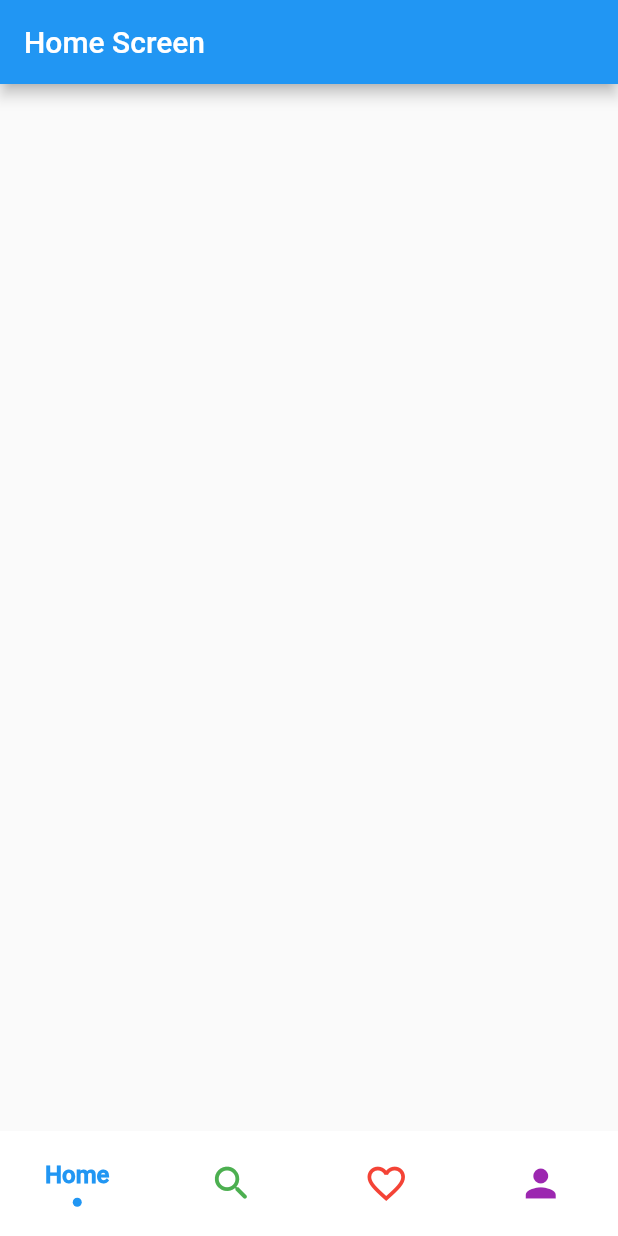
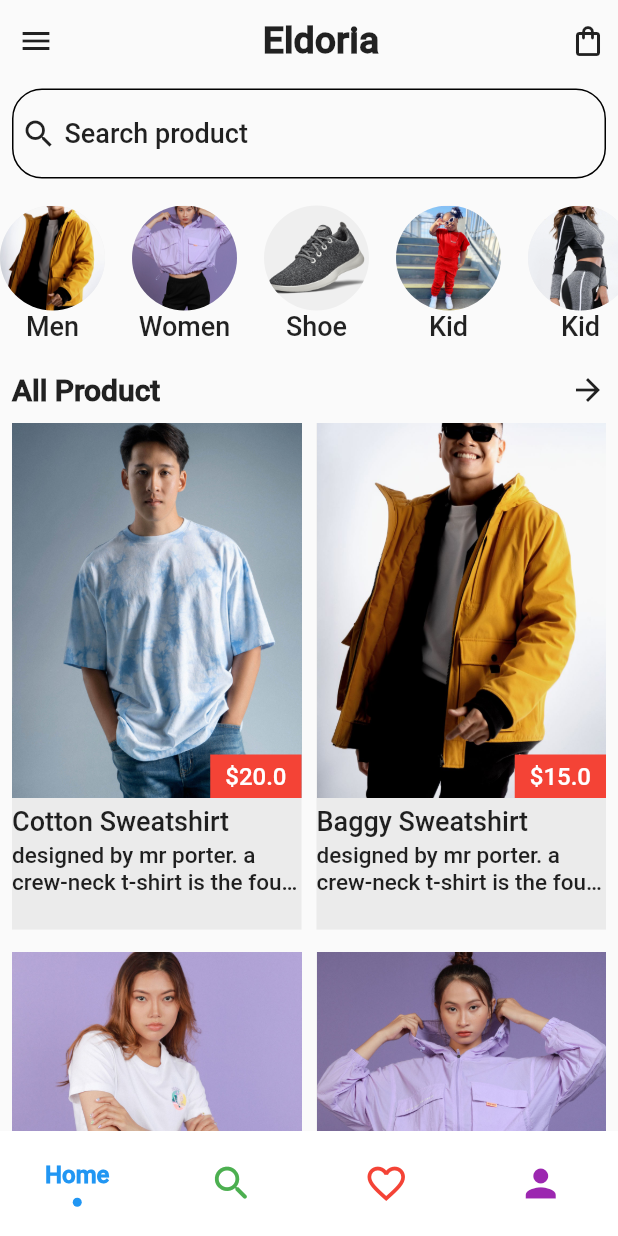
Before and after one commit to luonverak/Demo-Flutter-7-8, a Flutter app: the screen it shows after launch, on a phone screen of 412 x 824 dp. Run offline on Flutter 3.47's test engine with Material 2 defaults, Android fonts, the phone set to English and light mode, and no system bars; drawn by our look-alikes of sliding_clipped_nav_bar.

Commit message:
code commit

```diff
--- a/lib/model/category_model.dart
+++ b/lib/model/category_model.dart
@@ -16,5 +16,20 @@ final List<CategoryModel> listCategory = [
     id: 2,
     name: 'Women',
     image: 'asset/image/Windbeaker-With-Hood (2).jpg',
+  ),
+  CategoryModel(
+    id: 3,
+    name: 'Shoe',
+    image: 'asset/image/soe9.png',
+  ),
+  CategoryModel(
+    id: 4,
+    name: 'Kid',
+    image: 'asset/image/kid.webp',
+  ),
+  CategoryModel(
+    id: 5,
+    name: 'Kid',
+    image: 'asset/image/sport.webp',
   )
 ];
--- a/lib/view/home_screen.dart
+++ b/lib/view/home_screen.dart
@@ -1,4 +1,10 @@
+import 'package:demo2/model/category_model.dart';
+import 'package:demo2/model/product_model.dart';
 import 'package:flutter/material.dart';
+
+import '../widget/category_item.dart';
+import '../widget/header_app.dart';
+import '../widget/product_item.dart';
 
 class HomeScreen extends StatelessWidget {
   const HomeScreen({super.key});
@@ -6,8 +12,88 @@ class HomeScreen extends StatelessWidget {
   @override
   Widget build(BuildContext context) {
     return Scaffold(
-      appBar: AppBar(
-        title: Text('Home Screen'),
+      drawer: const Drawer(),
+      body: ListView(
+        children: [
+          const HeaderApp(),
+          Padding(
+            padding: const EdgeInsets.all(8.0),
+            child: GestureDetector(
+              onTap: () {},
+              child: Container(
+                width: double.infinity,
+                height: 60,
+                decoration: BoxDecoration(
+                  borderRadius: BorderRadius.circular(20),
+                  border: Border.all(width: 1, color: Colors.black),
+                ),
+                child: const Row(
+                  children: [
+                    SizedBox(
+                      width: 5,
+                    ),
+                    Icon(Icons.search),
+                    SizedBox(
+                      width: 5,
+                    ),
+                    Text(
+                      'Search product',
+                      style: TextStyle(
+                        fontSize: 18,
+                      ),
+                    ),
+                  ],
+                ),
+              ),
+            ),
+          ),
+          SingleChildScrollView(
+            scrollDirection: Axis.horizontal,
+            child: Row(
+              children: [
+                for (int i = 0; i < listCategory.length; i++)
+                  CategoryItem(
+                    model: listCategory[i],
+                  )
+              ],
+            ),
+          ),
+          const Padding(
+            padding: EdgeInsets.only(left: 8, top: 20, right: 8),
+            child: Row(
+              children: [
+                Text(
+                  'All Product',
+                  style: TextStyle(
+                    fontSize: 20,
+                    fontWeight: FontWeight.bold,
+                  ),
+                ),
+                Spacer(),
+                Icon(Icons.arrow_forward)
+              ],
+            ),
+          ),
+          Padding(
+            padding: const EdgeInsets.only(left: 8, top: 10, right: 8),
+            child: SizedBox(
+              child: GridView.count(
+                crossAxisCount: 2,
+                crossAxisSpacing: 10,
+                mainAxisSpacing: 15,
+                shrinkWrap: true,
+                primary: false,
+                childAspectRatio: 1 / 1.75,
+                children: List.generate(
+                  listProduct.length,
+                  (index) => productItem(
+                    listProduct[index],
+                  ),
+                ),
+              ),
+            ),
+          )
+        ],
       ),
     );
   }
--- /dev/null
+++ b/lib/widget/category_item.dart
@@ -0,0 +1,34 @@
+import 'package:demo2/model/category_model.dart';
+import 'package:flutter/material.dart';
+
+class CategoryItem extends StatelessWidget {
+  const CategoryItem({super.key, required this.model});
+  final CategoryModel model;
+  @override
+  Widget build(BuildContext context) {
+    return Padding(
+      padding: const EdgeInsets.only(right: 18, top: 10),
+      child: Column(
+        children: [
+          Container(
+            width: 70,
+            height: 70,
+            decoration: BoxDecoration(
+                borderRadius: BorderRadius.circular(50),
+                color: const Color.fromARGB(255, 239, 239, 239),
+                image: DecorationImage(
+                  fit: BoxFit.cover,
+                  image: AssetImage(model.image),
+                )),
+          ),
+          Text(
+            model.name,
+            style: const TextStyle(
+              fontSize: 18,
+            ),
+          ),
+        ],
+      ),
+    );
+  }
+}
--- /dev/null
+++ b/lib/widget/header_app.dart
@@ -0,0 +1,31 @@
+import 'package:flutter/material.dart';
+
+class HeaderApp extends StatelessWidget {
+  const HeaderApp({super.key});
+
+  @override
+  Widget build(BuildContext context) {
+    return Padding(
+
+      padding: const EdgeInsets.only(left: 0, right: 8, top: 3),
+      child: Row(
+        mainAxisAlignment: MainAxisAlignment.spaceBetween,
+        children: [
+          IconButton(
+              onPressed: () {
+                Scaffold.of(context).openDrawer();
+              },
+              icon: const Icon(Icons.menu)),
+          const Text(
+            'Eldoria',
+            style: TextStyle(
+              fontSize: 25,
+              fontWeight: FontWeight.bold,
+            ),
+          ),
+          const Icon(Icons.shopping_bag_outlined),
+        ],
+      ),
+    );
+  }
+}
--- /dev/null
+++ b/lib/widget/product_item.dart
@@ -0,0 +1,65 @@
+import 'package:flutter/material.dart';
+
+import '../model/product_model.dart';
+
+Widget productItem(ProductModel model) {
+  return Container(
+    color: const Color.fromARGB(255, 235, 235, 235),
+    child: Column(
+      crossAxisAlignment: CrossAxisAlignment.start,
+      children: [
+        Stack(
+          alignment: Alignment.bottomRight,
+          children: [
+            SizedBox(
+              height: 250,
+              width: double.infinity,
+              child: Image.asset(
+                model.image,
+                fit: BoxFit.cover,
+              ),
+            ),
+            Positioned(
+              child: Container(
+                color: Colors.red,
+                child: Padding(
+                  padding: const EdgeInsets.only(
+                      left: 10, right: 10, top: 5, bottom: 5),
+                  child: Text(
+                    '\$${model.price}',
+                    style: const TextStyle(
+                      color: Colors.white,
+                      fontWeight: FontWeight.w600,
+                      fontSize: 16,
+                    ),
+                  ),
+                ),
+              ),
+            )
+          ],
+        ),
+        const SizedBox(
+          height: 5,
+        ),
+        Text(
+          model.name,
+          style: const TextStyle(
+            fontSize: 18,
+            fontWeight: FontWeight.w600,
+          ),
+        ),
+        const SizedBox(
+          height: 3,
+        ),
+        Text(
+          model.description.toLowerCase(),
+          style: const TextStyle(
+            fontSize: 15,
+          ),
+          maxLines: 2,
+          overflow: TextOverflow.ellipsis,
+        )
+      ],
+    ),
+  );
+}
```
Also changed, not shown: asset/image/kid.webp (added), asset/image/sport.webp (added), lib/view/home_page.dart (line endings or trailing spaces).
